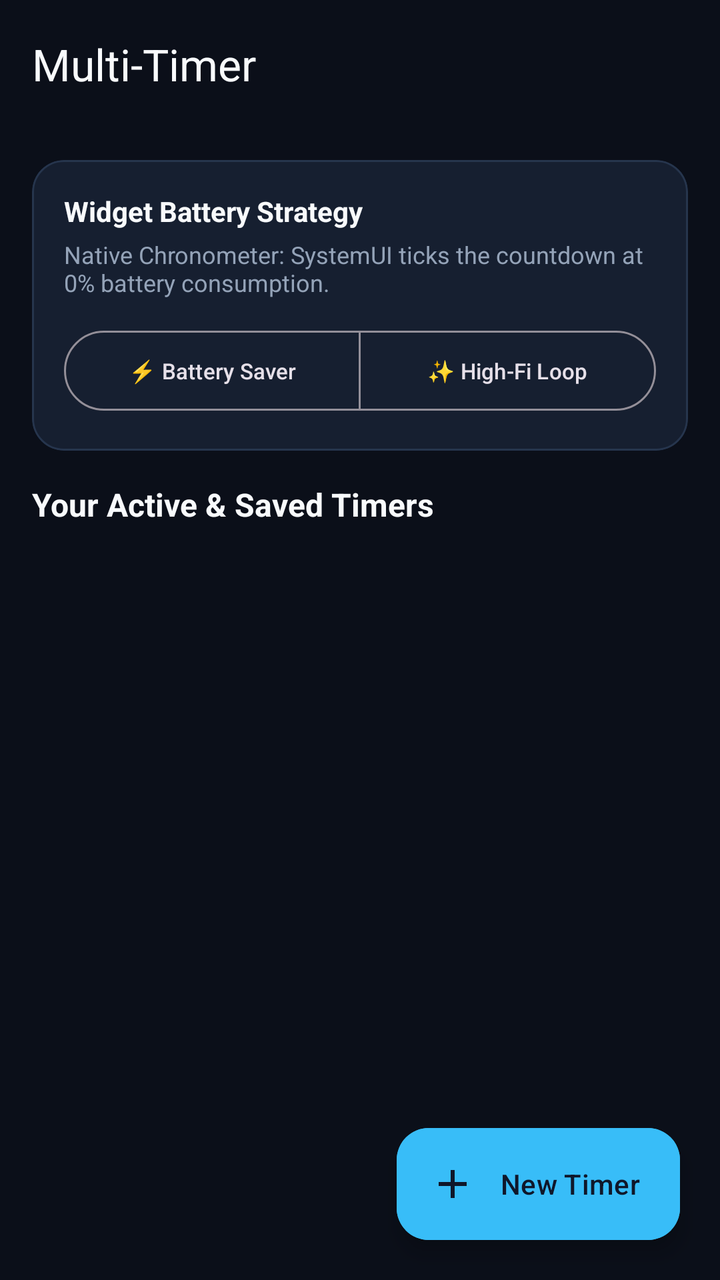
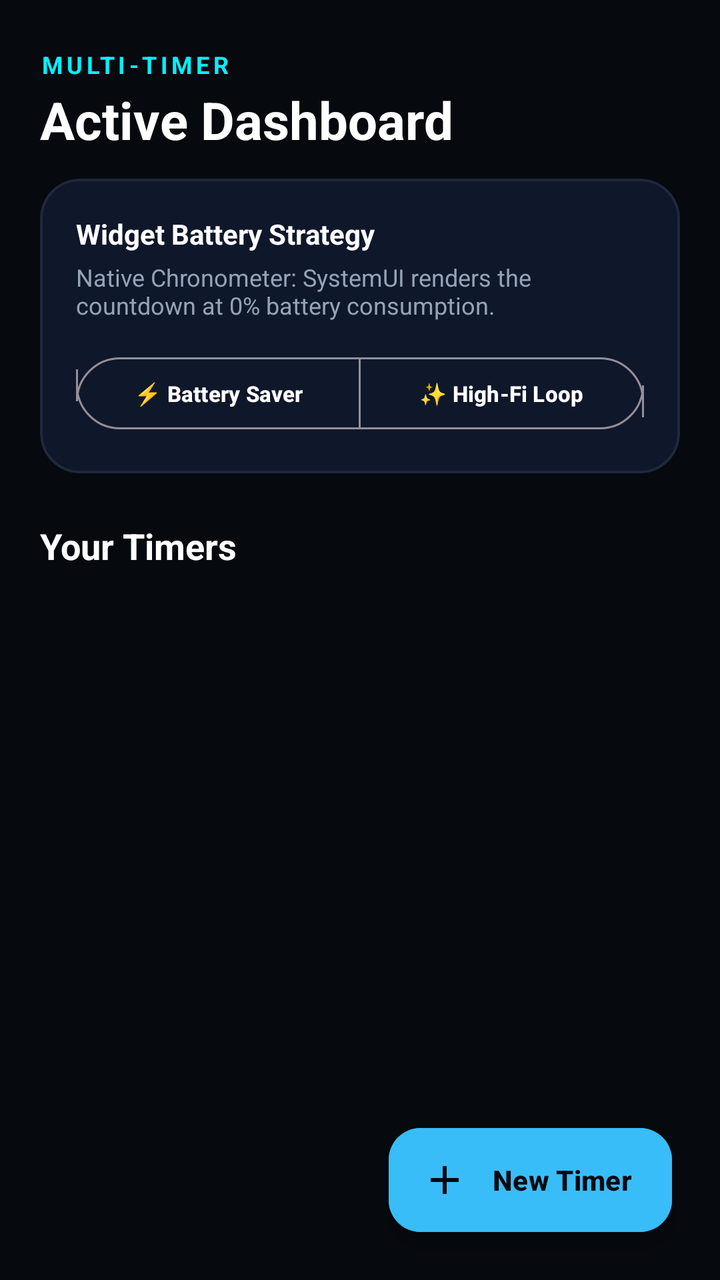

The first picture is an Android layout as it rendered before a commit; the second is the same layout after the commit. The layout source and the unified diff follow.
<!-- AndroidManifest.xml: application theme Theme.MultiTimer -->
<!-- res/layout/activity_main.xml -->
<?xml version="1.0" encoding="utf-8"?>
<androidx.coordinatorlayout.widget.CoordinatorLayout xmlns:android="http://schemas.android.com/apk/res/android"
    xmlns:app="http://schemas.android.com/apk/res-auto"
    android:layout_width="match_parent"
    android:layout_height="match_parent"
    android:background="@color/bg_dark">

    <com.google.android.material.appbar.AppBarLayout
        android:layout_width="match_parent"
        android:layout_height="wrap_content"
        android:background="@color/bg_dark">

        <com.google.android.material.appbar.MaterialToolbar
            android:id="@+id/toolbar"
            android:layout_width="match_parent"
            android:layout_height="?attr/actionBarSize"
            app:title="Multi-Timer"
            app:titleTextColor="@color/text_main" />

    </com.google.android.material.appbar.AppBarLayout>

    <androidx.core.widget.NestedScrollView
        android:layout_width="match_parent"
        android:layout_height="match_parent"
        app:layout_behavior="@string/appbar_scrolling_view_behavior">

        <LinearLayout
            android:layout_width="match_parent"
            android:layout_height="wrap_content"
            android:orientation="vertical"
            android:padding="16dp">

            
            <com.google.android.material.card.MaterialCardView
                android:layout_width="match_parent"
                android:layout_height="wrap_content"
                android:layout_marginBottom="16dp"
                app:cardBackgroundColor="@color/surface_card"
                app:cardCornerRadius="16dp"
                app:strokeColor="@color/surface_card_stroke"
                app:strokeWidth="1dp">

                <LinearLayout
                    android:layout_width="match_parent"
                    android:layout_height="wrap_content"
                    android:orientation="vertical"
                    android:padding="16dp">

                    <TextView
                        android:layout_width="wrap_content"
                        android:layout_height="wrap_content"
                        android:text="Widget Battery Strategy"
                        android:textColor="@color/text_main"
                        android:textSize="14sp"
                        android:textStyle="bold" />

                    <TextView
                        android:id="@+id/strategy_description"
                        android:layout_width="wrap_content"
                        android:layout_height="wrap_content"
                        android:layout_marginTop="4dp"
                        android:layout_marginBottom="12dp"
                        android:text="Native Chronometer: SystemUI ticks the countdown at 0% battery consumption."
                        android:textColor="@color/text_sub"
                        android:textSize="12sp" />

                    <com.google.android.material.button.MaterialButtonToggleGroup
                        android:id="@+id/toggle_group_strategy"
                        android:layout_width="match_parent"
                        android:layout_height="wrap_content"
                        app:singleSelection="true">

                        <com.google.android.material.button.MaterialButton
                            android:id="@+id/btn_mode_chronometer"
                            style="?attr/materialButtonOutlinedStyle"
                            android:layout_width="0dp"
                            android:layout_height="wrap_content"
                            android:layout_weight="1"
                            android:text="⚡ Battery Saver"
                            android:textSize="11sp" />

                        <com.google.android.material.button.MaterialButton
                            android:id="@+id/btn_mode_loop"
                            style="?attr/materialButtonOutlinedStyle"
                            android:layout_width="0dp"
                            android:layout_height="wrap_content"
                            android:layout_weight="1"
                            android:text="✨ High-Fi Loop"
                            android:textSize="11sp" />
                    </com.google.android.material.button.MaterialButtonToggleGroup>

                </LinearLayout>
            </com.google.android.material.card.MaterialCardView>

            
            <TextView
                android:layout_width="wrap_content"
                android:layout_height="wrap_content"
                android:layout_marginBottom="8dp"
                android:text="Your Active &amp; Saved Timers"
                android:textColor="@color/text_main"
                android:textSize="16sp"
                android:textStyle="bold" />

            <androidx.recyclerview.widget.RecyclerView
                android:id="@+id/recycler_timers"
                android:layout_width="match_parent"
                android:layout_height="wrap_content"
                android:nestedScrollingEnabled="false" />

            
            <View
                android:layout_width="match_parent"
                android:layout_height="80dp" />

        </LinearLayout>
    </androidx.core.widget.NestedScrollView>

    <com.google.android.material.floatingactionbutton.ExtendedFloatingActionButton
        android:id="@+id/fab_add_timer"
        android:layout_width="wrap_content"
        android:layout_height="wrap_content"
        android:layout_gravity="bottom|end"
        android:layout_margin="20dp"
        android:backgroundTint="@color/primary"
        android:text="New Timer"
        android:textColor="#0F172A"
        app:icon="@drawable/ic_add"
        app:iconTint="#0F172A" />

</androidx.coordinatorlayout.widget.CoordinatorLayout>
<!-- resources referenced by this layout -->
<resources>
  <color name="bg_dark">#0B0F19</color>
  <color name="primary">#38BDF8</color>
  <color name="surface_card">#161F30</color>
  <color name="surface_card_stroke">#26354D</color>
  <color name="text_main">#F8FAFC</color>
  <color name="text_sub">#94A3B8</color>
  <!-- drawable ic_add (drawable) -->
  <vector xmlns:android="http://schemas.android.com/apk/res/android"
      android:width="24dp"
      android:height="24dp"
      android:viewportWidth="24"
      android:viewportHeight="24">
      <path
          android:fillColor="#38BDF8"
          android:pathData="M19,13h-6v6h-2v-6H5v-2h6V5h2v6h6v2z"/>
  </vector>
  <style name="Theme.MultiTimer" parent="Theme.Material3.Dark.NoActionBar">
          <item name="colorPrimary">@color/primary</item>
          <item name="colorSecondary">@color/accent</item>
          <item name="android:statusBarColor">@color/bg_dark</item>
          <item name="android:windowBackground">@color/bg_dark</item>
      </style>
  <color name="accent">#10B981</color>
</resources>

<!-- the commit's change to res/layout/activity_main.xml (unified diff, before → after) -->
@@ -8,14 +8,36 @@
     <com.google.android.material.appbar.AppBarLayout
         android:layout_width="match_parent"
         android:layout_height="wrap_content"
-        android:background="@color/bg_dark">
+        android:background="@color/bg_dark"
+        app:elevation="0dp">
 
-        <com.google.android.material.appbar.MaterialToolbar
-            android:id="@+id/toolbar"
+        <LinearLayout
             android:layout_width="match_parent"
-            android:layout_height="?attr/actionBarSize"
-            app:title="Multi-Timer"
-            app:titleTextColor="@color/text_main" />
+            android:layout_height="wrap_content"
+            android:orientation="vertical"
+            android:paddingStart="20dp"
+            android:paddingTop="24dp"
+            android:paddingEnd="20dp"
+            android:paddingBottom="12dp">
+
+            <TextView
+                android:layout_width="wrap_content"
+                android:layout_height="wrap_content"
+                android:text="MULTI-TIMER"
+                android:textColor="@color/primary_neon"
+                android:textSize="12sp"
+                android:letterSpacing="0.15"
+                android:textStyle="bold" />
+
+            <TextView
+                android:layout_width="wrap_content"
+                android:layout_height="wrap_content"
+                android:layout_marginTop="2dp"
+                android:text="Active Dashboard"
+                android:textColor="@color/text_main"
+                android:textSize="26sp"
+                android:textStyle="bold" />
+        </LinearLayout>
 
     </com.google.android.material.appbar.AppBarLayout>
 
@@ -28,23 +50,26 @@
             android:layout_width="match_parent"
             android:layout_height="wrap_content"
             android:orientation="vertical"
-            android:padding="16dp">
+            android:paddingStart="20dp"
+            android:paddingEnd="20dp"
+            android:paddingBottom="100dp">
 
             
             <com.google.android.material.card.MaterialCardView
                 android:layout_width="match_parent"
                 android:layout_height="wrap_content"
-                android:layout_marginBottom="16dp"
+                android:layout_marginBottom="24dp"
                 app:cardBackgroundColor="@color/surface_card"
-                app:cardCornerRadius="16dp"
+                app:cardCornerRadius="20dp"
+                app:cardElevation="0dp"
                 app:strokeColor="@color/surface_card_stroke"
-                app:strokeWidth="1dp">
+                app:strokeWidth="1.2dp">
 
                 <LinearLayout
                     android:layout_width="match_parent"
                     android:layout_height="wrap_content"
                     android:orientation="vertical"
-                    android:padding="16dp">
+                    android:padding="18dp">
 
                     <TextView
                         android:layout_width="wrap_content"
@@ -59,8 +84,8 @@
                         android:layout_width="wrap_content"
                         android:layout_height="wrap_content"
                         android:layout_marginTop="4dp"
-                        android:layout_marginBottom="12dp"
-                        android:text="Native Chronometer: SystemUI ticks the countdown at 0% battery consumption."
+                        android:layout_marginBottom="14dp"
+                        android:text="Native Chronometer: SystemUI renders the countdown at 0% battery consumption."
                         android:textColor="@color/text_sub"
                         android:textSize="12sp" />
 
@@ -74,19 +99,25 @@
                             android:id="@+id/btn_mode_chronometer"
                             style="?attr/materialButtonOutlinedStyle"
                             android:layout_width="0dp"
-                            android:layout_height="wrap_content"
+                            android:layout_height="44dp"
                             android:layout_weight="1"
                             android:text="⚡ Battery Saver"
-                            android:textSize="11sp" />
+                            android:textColor="@color/text_main"
+                            android:textSize="11sp"
+                            android:textStyle="bold"
+                            app:cornerRadius="22dp" />
 
                         <com.google.android.material.button.MaterialButton
                             android:id="@+id/btn_mode_loop"
                             style="?attr/materialButtonOutlinedStyle"
                             android:layout_width="0dp"
-                            android:layout_height="wrap_content"
+                            android:layout_height="44dp"
                             android:layout_weight="1"
                             android:text="✨ High-Fi Loop"
-                            android:textSize="11sp" />
+                            android:textColor="@color/text_main"
+                            android:textSize="11sp"
+                            android:textStyle="bold"
+                            app:cornerRadius="22dp" />
                     </com.google.android.material.button.MaterialButtonToggleGroup>
 
                 </LinearLayout>
@@ -96,10 +127,10 @@
             <TextView
                 android:layout_width="wrap_content"
                 android:layout_height="wrap_content"
-                android:layout_marginBottom="8dp"
-                android:text="Your Active &amp; Saved Timers"
+                android:layout_marginBottom="12dp"
+                android:text="Your Timers"
                 android:textColor="@color/text_main"
-                android:textSize="16sp"
+                android:textSize="18sp"
                 android:textStyle="bold" />
 
             <androidx.recyclerview.widget.RecyclerView
@@ -108,24 +139,21 @@
                 android:layout_height="wrap_content"
                 android:nestedScrollingEnabled="false" />
 
-            
-            <View
-                android:layout_width="match_parent"
-                android:layout_height="80dp" />
-
         </LinearLayout>
     </androidx.core.widget.NestedScrollView>
 
     <com.google.android.material.floatingactionbutton.ExtendedFloatingActionButton
         android:id="@+id/fab_add_timer"
         android:layout_width="wrap_content"
-        android:layout_height="wrap_content"
+        android:layout_height="52dp"
         android:layout_gravity="bottom|end"
-        android:layout_margin="20dp"
+        android:layout_margin="24dp"
         android:backgroundTint="@color/primary"
         android:text="New Timer"
-        android:textColor="#0F172A"
+        android:textColor="#06090E"
+        android:textStyle="bold"
+        app:cornerRadius="26dp"
         app:icon="@drawable/ic_add"
-        app:iconTint="#0F172A" />
+        app:iconTint="#06090E" />
 
 </androidx.coordinatorlayout.widget.CoordinatorLayout>
<!-- resource entries referenced after the edit -->
@@ -1,10 +1,11 @@
 <!-- resources referenced by this layout -->
 <resources>
-  <color name="bg_dark">#0B0F19</color>
+  <color name="bg_dark">#06090E</color>
   <color name="primary">#38BDF8</color>
-  <color name="surface_card">#161F30</color>
-  <color name="surface_card_stroke">#26354D</color>
-  <color name="text_main">#F8FAFC</color>
+  <color name="primary_neon">#00F0FF</color>
+  <color name="surface_card">#0F172A</color>
+  <color name="surface_card_stroke">#1E293B</color>
+  <color name="text_main">#FFFFFF</color>
   <color name="text_sub">#94A3B8</color>
   <!-- drawable ic_add (drawable) -->
   <vector xmlns:android="http://schemas.android.com/apk/res/android"
